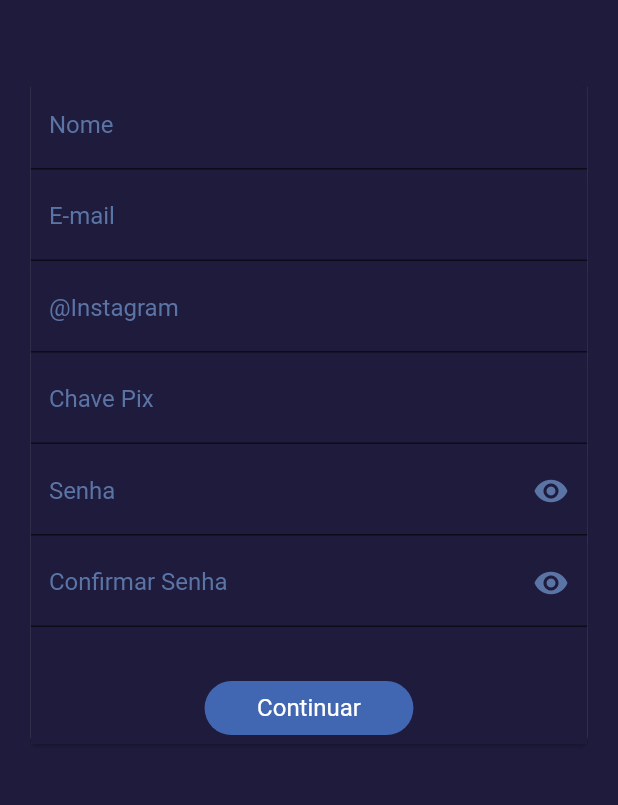
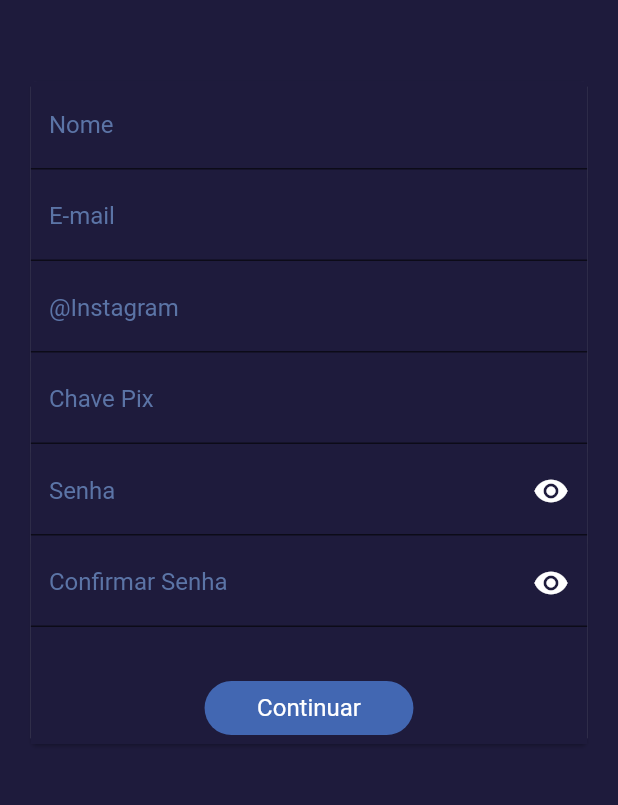
Before and after one commit to cabavas/digital-mission, a Flutter app: the CreateAccPage screen opened by its route, on a phone screen of 412 x 824 dp, the part 382-1187 px from its top. Run offline on Flutter 3.47's test engine with Material 2 defaults, Android fonts, the phone set to English and light mode, and no system bars; Roboto replaces fonts that are missing (Quicksand-VariableFont_wght).

Commit message:
Form validation missing

```diff
--- a/lib/components/auth_form.dart
+++ b/lib/components/auth_form.dart
@@ -11,7 +11,15 @@ final String? Function(String?)? validator;
 }
 
 class _AuthFormState extends State<AuthForm> {
+  final _passwordController = TextEditingController();
   final _formKey = GlobalKey<FormState>();
+  Map<String, String> _authData = {
+    'name': '',
+    'password': '',
+    'instagram': '',
+    'pix': '',
+    'email': '',
+  };
 
   bool _isObscure = true;
   bool _isObscureConfirm = true;
@@ -38,6 +46,14 @@ class _AuthFormState extends State<AuthForm> {
                       filled: true,
                     ),
                     keyboardType: TextInputType.text,
+                    onSaved: (name) => _authData['name'] = name ?? '',
+                    validator: (_name) {
+                      final name = _name ?? '';
+                      if (name.length < 3) {
+                        return 'Nome precisa ter mais de 2 caracteres.';
+                      }
+                      return null;
+                    },
                   ),
                   SizedBox(height: 2),
                   TextFormField(
@@ -81,18 +97,33 @@ class _AuthFormState extends State<AuthForm> {
                       labelStyle: TextStyle(color: Color(0xff5b74a6)),
                       fillColor: Color(0xff1e1b3c),
                       filled: true,
-                      suffixIcon: IconButton(
-                        icon: Icon(
-                          _isObscure ? Icons.visibility : Icons.visibility_off,
+                      suffixIcon: IconTheme(
+                        data: IconThemeData(
+                          color: Colors.white,
                         ),
+                        child: IconButton(
+                          icon: Icon(_isObscure
+                              ? Icons.visibility
+                              : Icons.visibility_off),
                           onPressed: () {
                             setState(() {
                               _isObscure = !_isObscure;
                             });
                           },
                         ),
+                      ),
                       suffixIconColor: Color(0xff5b74a6),
                     ),
+                    controller: _passwordController,
+                    onSaved: (password) =>
+                        _authData['password'] = password ?? '',
+                    validator: (_password) {
+                      final password = _password ?? '';
+                      if (password.isEmpty || password.length < 6) {
+                        return 'A senha deve ter mais de 5 caracteres';
+                      }
+                      return null;
+                    },
                   ),
                   SizedBox(height: 2),
                   TextFormField(
@@ -103,21 +134,31 @@ class _AuthFormState extends State<AuthForm> {
                       labelStyle: TextStyle(color: Color(0xff5b74a6)),
                       fillColor: Color(0xff1e1b3c),
                       filled: true,
-                      suffixIcon: IconButton(
-                        icon: Icon(
-                          _isObscureConfirm
+                      suffixIcon: IconTheme(
+                        data: IconThemeData(
+                          color: Colors.white,
+                        ),
+                        child: IconButton(
+                          icon: Icon(_isObscureConfirm
                               ? Icons.visibility
-                              : Icons.visibility_off,
-                        ),
+                              : Icons.visibility_off),
                           onPressed: () {
                             setState(() {
                               _isObscureConfirm = !_isObscureConfirm;
                             });
                           },
                         ),
+                      ),
                       suffixIconColor: Color(0xff5b74a6),
                     ),
                     keyboardType: TextInputType.text,
+                    validator: (_password) {
+                      final password = _password ?? '';
+                      if (password != _passwordController.text) {
+                        return 'As senhas não conferem.';
+                      }
+                      return null;
+                    },
                   ),
                   SizedBox(height: 30),
                 ],
--- a/lib/main.dart
+++ b/lib/main.dart
@@ -1,6 +1,7 @@
 // ignore_for_file: prefer_const_constructors, prefer_const_literals_to_create_immutables
 
 import 'package:flutter/material.dart';
+import 'package:mission/pages/email_login_page.dart';
 import 'package:mission/pages/login_page.dart';
 import 'package:mission/pages/lost_password.dart';
 import 'package:mission/pages/reset_password_page.dart';
@@ -31,6 +32,7 @@ class MyApp extends StatelessWidget {
         AppRoutes.SUCCESS: (ctx) => SuccessPage(),
         AppRoutes.LOST_PASSWORD: (ctx) => LostPasswordPage(),
         AppRoutes.RESET_PASSWORD: (ctx) => ResetPasswordPage(),
+        AppRoutes.EMAIL_LOGIN: (ctx) => EmailLoginPage(),
       },
     );
   }
--- a/lib/pages/login_page.dart
+++ b/lib/pages/login_page.dart
@@ -35,7 +35,7 @@ class LoginPage extends StatelessWidget {
               text: 'Entrar com o Email',
               textColor: 0xffffffff,
               backgroundColor: 0xff242850,
-              route: '/email',
+              route: '/email-login',
               image: 'assets/img/mail.png',
             ),
             const SizedBox(height: 5),
--- a/lib/utils/app_routes.dart
+++ b/lib/utils/app_routes.dart
@@ -4,4 +4,5 @@ class AppRoutes {
   static const SUCCESS = '/success';
   static const LOST_PASSWORD = '/lost-password';
   static const RESET_PASSWORD = '/reset-password';
+  static const EMAIL_LOGIN = '/email-login';
 }
```
Also changed, not shown: components/auth.dart (added, +15 -0 lines), lib/pages/email_login_page.dart (added, +106 -0 lines), assets/img/Facebook.png, assets/img/google.png, assets/img/mail.png. Lines whose indentation alone changed are shown as unchanged.
